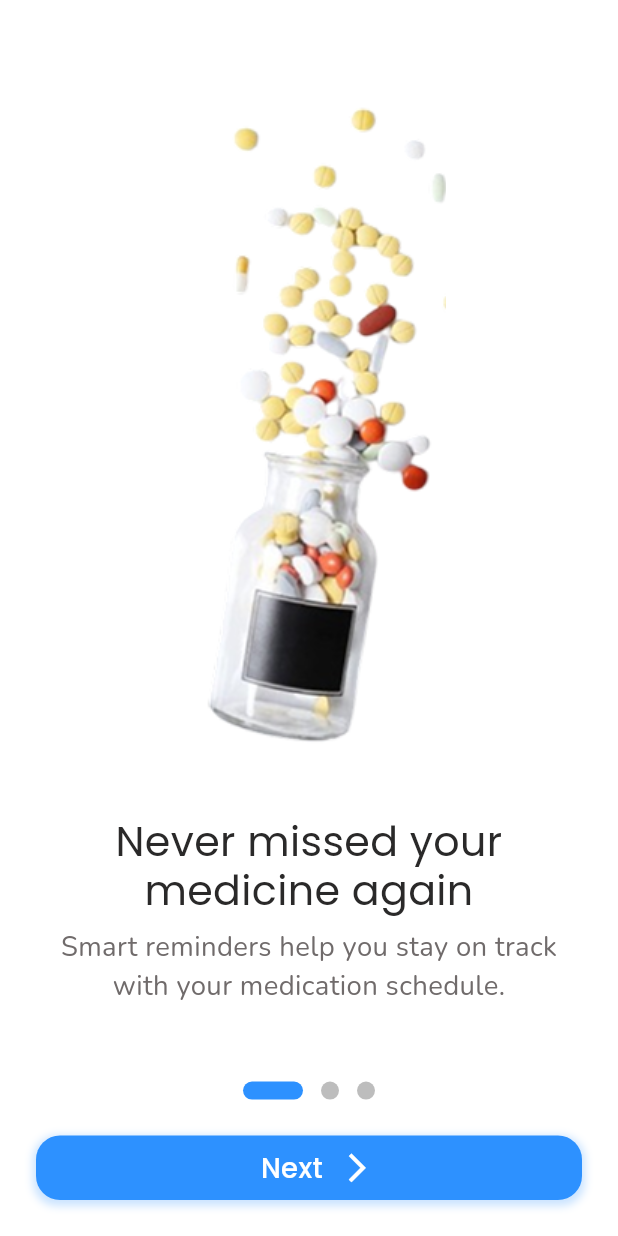
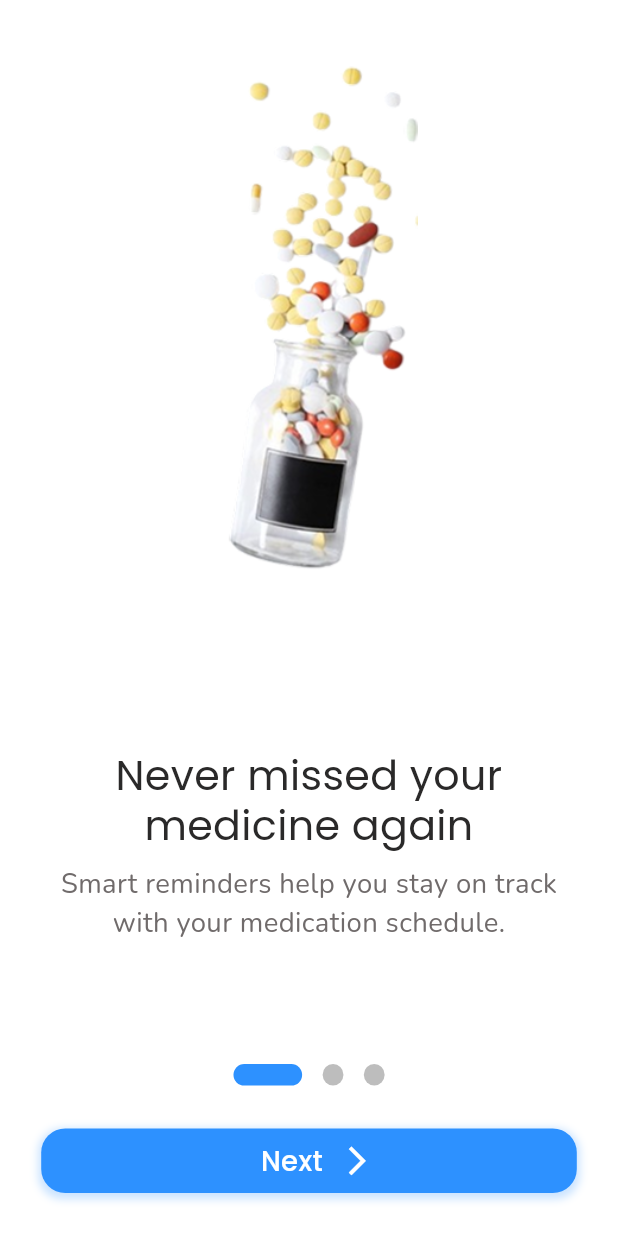
Before and after one commit to SabbirMo/parker, a Flutter app: the screen it shows after launch, on a phone screen of 412 x 824 dp. Run offline on Flutter 3.47's test engine with Material 3 defaults, Android fonts, the phone set to English and light mode, and no system bars; our stand-ins replace dotted_border, flutter_screenutil, flutter_svg, image_picker, lottie.

Commit message:
Ui part done

```diff
--- a/lib/view/onboarding/onboarding.dart
+++ b/lib/view/onboarding/onboarding.dart
@@ -1,4 +1,5 @@
 import 'package:flutter/material.dart';
+import 'package:flutter_screenutil/flutter_screenutil.dart';
 import 'package:parker_touch/core/constants/app_colors.dart';
 import 'package:parker_touch/core/widget/custom_button.dart';
 import 'package:parker_touch/view/choose%20user/choose_user.dart';
@@ -33,7 +34,6 @@ class _OnboardingPageState extends State<OnboardingPage> {
         curve: Curves.easeInOut,
       );
     } else {
-      // Navigate to choose user screen
       Navigator.pushReplacement(
         context,
         MaterialPageRoute(builder: (context) => const ChooseUser()),
@@ -64,10 +64,7 @@ class _OnboardingPageState extends State<OnboardingPage> {
           _buildDots(),
           SafeArea(
             child: Padding(
-              padding: const EdgeInsets.symmetric(
-                horizontal: 24.0,
-                vertical: 24,
-              ),
+              padding: EdgeInsets.symmetric(horizontal: 24.w, vertical: 24.h),
               child: CustomButton(
                 onTap: _next,
                 text: _index == _pages.length - 1 ? 'Get Started' : 'Next',
@@ -87,12 +84,12 @@ class _OnboardingPageState extends State<OnboardingPage> {
         _pages.length,
         (i) => AnimatedContainer(
           duration: const Duration(milliseconds: 200),
-          margin: const EdgeInsets.symmetric(horizontal: 6),
-          width: _index == i ? 40 : 12,
-          height: 12,
+          margin: EdgeInsets.symmetric(horizontal: 6.w),
+          width: _index == i ? 40.w : 12.w,
+          height: 12.h,
           decoration: BoxDecoration(
             color: _index == i ? AppColors.primaryColor : Colors.grey[400],
-            borderRadius: BorderRadius.circular(8),
+            borderRadius: BorderRadius.circular(8.r),
           ),
         ),
       ),
--- a/lib/view/onboarding/onboarding_screen1.dart
+++ b/lib/view/onboarding/onboarding_screen1.dart
@@ -1,5 +1,7 @@
 import 'package:flutter/material.dart';
+import 'package:flutter_screenutil/flutter_screenutil.dart';
 import 'package:parker_touch/core/constants/app_colors.dart';
+import 'package:parker_touch/core/constants/app_spacing.dart';
 import 'package:parker_touch/core/constants/app_string.dart';
 import 'package:parker_touch/core/constants/assets_manager.dart';
 import 'package:parker_touch/core/constants/font_manager.dart';
@@ -9,13 +11,26 @@ class OnboardingScreen1 extends StatelessWidget {
 
   @override
   Widget build(BuildContext context) {
-    return Padding(
-      padding: const EdgeInsets.all(24.0),
+    return SafeArea(
+      child: Padding(
+        padding: EdgeInsets.all(24.w),
         child: Column(
           mainAxisAlignment: MainAxisAlignment.center,
           crossAxisAlignment: CrossAxisAlignment.center,
           children: [
-          Image.asset(ImageAssets.onboardingOne, fit: BoxFit.cover),
+            Expanded(
+              flex: 5,
+              child: Image.asset(
+                ImageAssets.onboardingOne,
+                fit: BoxFit.contain,
+              ),
+            ),
+            AppSpacing.h24,
+            Expanded(
+              flex: 3,
+              child: Column(
+                mainAxisAlignment: MainAxisAlignment.center,
+                children: [
                   Text(
                     AppString.onboardingTitleOne,
                     style: FontManager.titleStyle.copyWith(
@@ -25,7 +40,7 @@ class OnboardingScreen1 extends StatelessWidget {
                     ),
                     textAlign: TextAlign.center,
                   ),
-          const SizedBox(height: 8),
+                  AppSpacing.h8,
                   Text(
                     AppString.onboardingSubTitleOne,
                     style: FontManager.subtitle.copyWith(color: AppColors.grey),
@@ -33,6 +48,10 @@ class OnboardingScreen1 extends StatelessWidget {
                   ),
                 ],
               ),
+            ),
+          ],
+        ),
+      ),
     );
   }
 }
--- a/lib/view/patient/add_medicine/confirm_medicine.dart
+++ b/lib/view/patient/add_medicine/confirm_medicine.dart
@@ -5,6 +5,7 @@ import 'package:parker_touch/core/constants/font_manager.dart';
 import 'package:parker_touch/core/widget/back_button.dart';
 import 'package:parker_touch/core/widget/custom_button.dart';
 import 'package:parker_touch/view/monitor/connect_potient/medicine_potient.dart';
+import 'package:parker_touch/view/patient/medicines/medicines_view.dart';
 
 class ConfirmMedicine extends StatelessWidget {
   const ConfirmMedicine({super.key});
--- a/lib/view/patient/medicines/medicines_view.dart
+++ b/lib/view/patient/medicines/medicines_view.dart
@@ -5,7 +5,7 @@ import 'package:parker_touch/core/constants/app_spacing.dart';
 import 'package:parker_touch/core/constants/font_manager.dart';
 import 'package:parker_touch/core/widget/header_section.dart';
 import 'package:parker_touch/view/monitor/connect_potient/medicine_potient.dart';
-import 'package:parker_touch/view/patient/add_medicine/add_manually_screen.dart';
+import 'package:parker_touch/view/patient/add_medicine/add_medicine.dart';
 
 class MedicinesView extends StatelessWidget {
   const MedicinesView({super.key});
@@ -38,7 +38,7 @@ class MedicinesView extends StatelessWidget {
                             Navigator.push(
                               context,
                               MaterialPageRoute(
-                                builder: (_) => const AddManuallyScreen(),
+                                builder: (_) => const AddMedicine(),
                               ),
                             );
                           },
--- a/lib/view/subscription/subscription_view.dart
+++ b/lib/view/subscription/subscription_view.dart
@@ -15,7 +15,7 @@ class SubscriptionView extends StatefulWidget {
 }
 
 class _SubscriptionViewState extends State<SubscriptionView> {
-  int _selectedCardIndex = -1; // No card selected by default
+  int _selectedCardIndex = 0; // First card selected by default
 
   @override
   Widget build(BuildContext context) {
```
Also changed, not shown: lib/core/widget/custom_textfield.dart (+43 -12 lines), lib/core/widget/show_dialog_widget.dart (+1 -7 lines), lib/view/auth/login/login_view.dart (+23 -9 lines), lib/view/auth/otp/otp_verification.dart (+8 -2 lines), lib/view/monitor/setting/monitor_setting_view.dart (+57 -31 lines), lib/view/onboarding/onboarding_screen2.dart (+24 -7 lines), lib/view/onboarding/onboarding_screen3.dart (+5 -5 lines), lib/view/patient/settings/potient_setting.dart (+7 -0 lines). Lines whose indentation alone changed are shown as unchanged.
